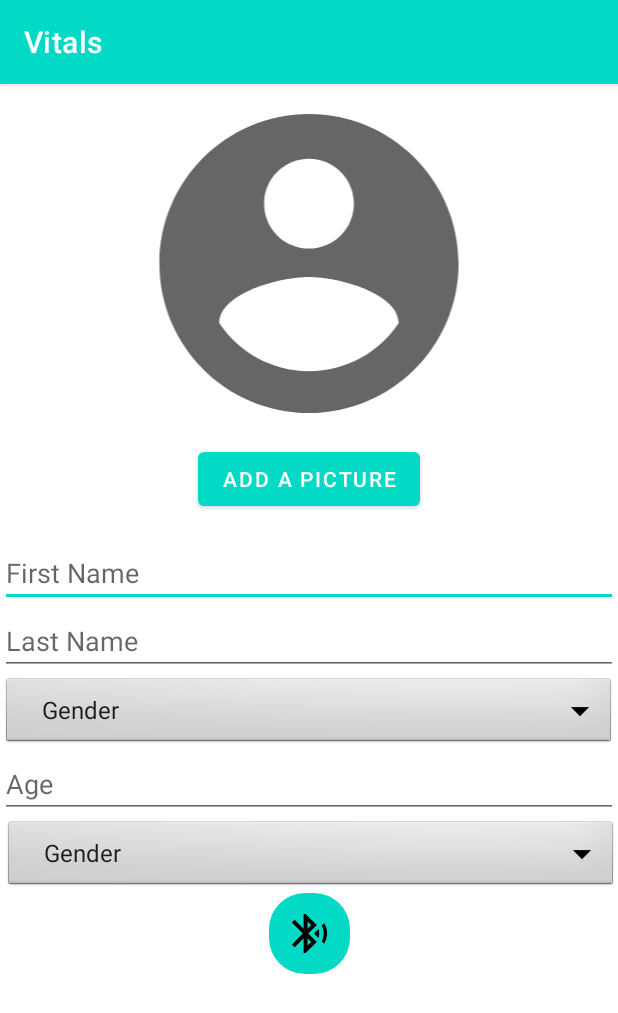
After one commit to Deadlica/Produktutvecklingsprojekt, an Android app: the AddActivity screen opened directly, with no data from a screen before it, on a phone screen of 412 x 824 dp. The commit adds this screen. Shown: the top 1013 px of the screen. Run offline under Robolectric (Android 15) with nearby library versions, the phone set to English and light mode, and no system bars.

Commit message:
Activity for adding profiles

```diff
--- /dev/null
+++ b/Vitals/app/src/main/java/com/firstapp/vitals/AddActivity.java
@@ -0,0 +1,37 @@
+package com.firstapp.vitals;
+
+import androidx.appcompat.app.AppCompatActivity;
+
+import android.graphics.Color;
+import android.os.Bundle;
+import android.view.View;
+import android.view.ViewGroup;
+import android.widget.ArrayAdapter;
+import android.widget.Spinner;
+import android.widget.TextView;
+
+import java.util.ArrayList;
+import java.util.Arrays;
+import java.util.List;
+
+public class AddActivity extends AppCompatActivity {
+
+    @Override
+    protected void onCreate(Bundle savedInstanceState) {
+        super.onCreate(savedInstanceState);
+        setContentView(R.layout.activity_add);
+
+
+        Spinner genderDropdown = findViewById(R.id.gender);
+        String[] genderOptions = new String[] {"Male", "Female", "Gender"};
+        HintAdapter hintAdapter = new HintAdapter(this, android.R.layout.simple_list_item_1, genderOptions);
+        genderDropdown.setAdapter(hintAdapter);
+        genderDropdown.setSelection(hintAdapter.getCount());
+
+        Spinner alarmDropdown = findViewById(R.id.alarm);
+        String[] alarmOptions = new String[] {"Silke", "Sluttning", "Stjärnskådning", "Stråla", "Topp", "Vid kusten", "Alarmsignal"};
+        HintAdapter hintAdapter1 = new HintAdapter(this, android.R.layout.simple_list_item_1, alarmOptions);
+        alarmDropdown.setAdapter(hintAdapter);
+        alarmDropdown.setSelection(hintAdapter.getCount());
+    }
+}
--- /dev/null
+++ b/Vitals/app/src/main/java/com/firstapp/vitals/HintAdapter.java
@@ -0,0 +1,42 @@
+package com.firstapp.vitals;
+
+import android.content.Context;
+import android.widget.ArrayAdapter;
+
+import java.util.List;
+
+
+public class HintAdapter  extends ArrayAdapter<String> {
+
+
+    public HintAdapter(Context context, int resource) {
+        super(context, resource);
+    }
+
+    public HintAdapter(Context context, int resource, int textViewResourceId) {
+        super(context, resource, textViewResourceId);
+    }
+
+    public HintAdapter(Context context, int resource, String[] objects) {
+        super(context, resource, objects);
+    }
+
+    public HintAdapter(Context context, int resource, int textViewResourceId, String[] objects) {
+        super(context, resource, textViewResourceId, objects);
+    }
+
+    public HintAdapter(Context context, int resource, List<String> objects) {
+        super(context, resource, objects);
+    }
+
+    public HintAdapter(Context context, int resource, int textViewResourceId, List<String> objects) {
+        super(context, resource, textViewResourceId, objects);
+    }
+
+    @Override
+    public int getCount() {
+        // don't display last item. It is used as hint.
+        int count = super.getCount();
+        return count > 0 ? count - 1 : count;
+    }
+}
--- a/Vitals/app/src/main/java/com/firstapp/vitals/ProfileActivity.java
+++ b/Vitals/app/src/main/java/com/firstapp/vitals/ProfileActivity.java
@@ -6,6 +6,8 @@ import androidx.appcompat.app.AppCompatActivity;
 import android.content.Intent;
 import android.os.Bundle;
 import android.view.MenuItem;
+import android.view.View;
+import android.widget.Toast;
 
 import com.google.android.material.bottomnavigation.BottomNavigationView;
 
@@ -37,4 +39,8 @@ public class ProfileActivity extends AppCompatActivity {
             }
         });
     }
+
+    public void launchAdd(View view) {
+        startActivity(new Intent(getApplicationContext(), AddActivity.class));
+    }
 }
--- /dev/null
+++ b/Vitals/app/src/main/res/drawable/ic_bluetooth_foreground.xml
@@ -0,0 +1,16 @@
+<vector xmlns:android="http://schemas.android.com/apk/res/android"
+    android:width="54dp"
+    android:height="54dp"
+    android:viewportWidth="108"
+    android:viewportHeight="108"
+    android:tint="#000000"
+    android:autoMirrored="true">
+  <group android:scaleX="2.61"
+      android:scaleY="2.61"
+      android:translateX="22.68"
+      android:translateY="22.68">
+    <path
+        android:fillColor="@android:color/white"
+        android:pathData="M14.24,12.01l2.32,2.32c0.28,-0.72 0.44,-1.51 0.44,-2.33 0,-0.82 -0.16,-1.59 -0.43,-2.31l-2.33,2.32zM19.53,6.71l-1.26,1.26c0.63,1.21 0.98,2.57 0.98,4.02s-0.36,2.82 -0.98,4.02l1.2,1.2c0.97,-1.54 1.54,-3.36 1.54,-5.31 -0.01,-1.89 -0.55,-3.67 -1.48,-5.19zM15.71,7.71L10,2L9,2v7.59L4.41,5 3,6.41 8.59,12 3,17.59 4.41,19 9,14.41L9,22h1l5.71,-5.71 -4.3,-4.29 4.3,-4.29zM11,5.83l1.88,1.88L11,9.59L11,5.83zM12.88,16.29L11,18.17v-3.76l1.88,1.88z"/>
+  </group>
+</vector>
--- /dev/null
+++ b/Vitals/app/src/main/res/drawable/ic_profile_picture.xml
@@ -0,0 +1,10 @@
+<vector xmlns:android="http://schemas.android.com/apk/res/android"
+    android:width="24dp"
+    android:height="24dp"
+    android:viewportWidth="24"
+    android:viewportHeight="24"
+    android:tint="?attr/colorControlNormal">
+  <path
+      android:fillColor="@android:color/white"
+      android:pathData="M12,2C6.48,2 2,6.48 2,12s4.48,10 10,10 10,-4.48 10,-10S17.52,2 12,2zM12,5c1.66,0 3,1.34 3,3s-1.34,3 -3,3 -3,-1.34 -3,-3 1.34,-3 3,-3zM12,19.2c-2.5,0 -4.71,-1.28 -6,-3.22 0.03,-1.99 4,-3.08 6,-3.08 1.99,0 5.97,1.09 6,3.08 -1.29,1.94 -3.5,3.22 -6,3.22z"/>
+</vector>
--- /dev/null
+++ b/Vitals/app/src/main/res/layout/activity_add.xml
@@ -0,0 +1,93 @@
+<?xml version="1.0" encoding="utf-8"?>
+<androidx.constraintlayout.widget.ConstraintLayout xmlns:android="http://schemas.android.com/apk/res/android"
+    xmlns:app="http://schemas.android.com/apk/res-auto"
+    xmlns:tools="http://schemas.android.com/tools"
+    android:layout_width="match_parent"
+    android:layout_height="match_parent"
+    tools:context=".AddActivity">
+
+    <ImageView
+        android:id="@+id/imageView"
+        android:layout_width="249dp"
+        android:layout_height="239dp"
+        app:layout_constraintEnd_toEndOf="parent"
+        app:layout_constraintStart_toStartOf="parent"
+        app:layout_constraintTop_toTopOf="parent"
+        app:srcCompat="@drawable/ic_profile_picture" />
+
+    <Button
+        android:id="@+id/button"
+        android:layout_width="wrap_content"
+        android:layout_height="wrap_content"
+        android:text="Add a picture"
+        app:layout_constraintEnd_toEndOf="parent"
+        app:layout_constraintStart_toStartOf="parent"
+        app:layout_constraintTop_toBottomOf="@+id/imageView" />
+
+    <EditText
+        android:id="@+id/FirstName"
+        android:layout_width="0dp"
+        android:layout_height="wrap_content"
+        android:layout_marginTop="16dp"
+        android:ems="10"
+        android:hint="First Name"
+        android:inputType="textPersonName"
+        app:layout_constraintEnd_toEndOf="parent"
+        app:layout_constraintStart_toStartOf="parent"
+        app:layout_constraintTop_toBottomOf="@+id/button" />
+
+    <EditText
+        android:id="@+id/LastName"
+        android:layout_width="0dp"
+        android:layout_height="wrap_content"
+        android:ems="10"
+        android:hint="Last Name"
+        android:inputType="textPersonName"
+        app:layout_constraintEnd_toEndOf="parent"
+        app:layout_constraintHorizontal_bias="0.0"
+        app:layout_constraintStart_toStartOf="parent"
+        app:layout_constraintTop_toBottomOf="@+id/FirstName" />
+
+    <Spinner
+        android:id="@+id/gender"
+        android:layout_width="409dp"
+        android:layout_height="50dp"
+        android:background="@android:drawable/btn_dropdown"
+        android:spinnerMode="dropdown"
+        app:layout_constraintEnd_toEndOf="parent"
+        app:layout_constraintStart_toStartOf="parent"
+        app:layout_constraintTop_toBottomOf="@+id/LastName" />
+
+    <EditText
+        android:id="@+id/Age"
+        android:layout_width="0dp"
+        android:layout_height="wrap_content"
+        android:ems="10"
+        android:hint="Age"
+        android:inputType="number"
+        app:layout_constraintEnd_toEndOf="parent"
+        app:layout_constraintStart_toStartOf="parent"
+        app:layout_constraintTop_toBottomOf="@+id/gender" />
+
+    <Spinner
+        android:id="@+id/alarm"
+        android:layout_width="409dp"
+        android:layout_height="50dp"
+        android:background="@android:drawable/btn_dropdown"
+        android:spinnerMode="dropdown"
+        app:layout_constraintEnd_toEndOf="parent"
+        app:layout_constraintHorizontal_bias="1.0"
+        app:layout_constraintStart_toStartOf="parent"
+        app:layout_constraintTop_toBottomOf="@+id/Age" />
+
+    <ImageButton
+        android:id="@+id/imageButton2"
+        android:layout_width="wrap_content"
+        android:layout_height="wrap_content"
+        android:background="@drawable/round_button"
+        app:layout_constraintEnd_toEndOf="parent"
+        app:layout_constraintStart_toStartOf="parent"
+        app:layout_constraintTop_toBottomOf="@+id/alarm"
+        app:srcCompat="@drawable/ic_bluetooth_foreground" />
+
+</androidx.constraintlayout.widget.ConstraintLayout>
--- a/Vitals/app/src/main/res/layout/activity_profile.xml
+++ b/Vitals/app/src/main/res/layout/activity_profile.xml
@@ -14,6 +14,7 @@
         android:layout_above="@id/bottom_navigation"
         android:layout_centerHorizontal="true"
         android:layout_marginBottom="14dp"
+        android:onClick="launchAdd"
         android:background="@drawable/round_button"
         app:srcCompat="@drawable/ic_add" />
 
--- /dev/null
+++ b/Vitals/app/src/main/res/mipmap-anydpi-v26/ic_bluetooth.xml
@@ -0,0 +1,5 @@
+<?xml version="1.0" encoding="utf-8"?>
+<adaptive-icon xmlns:android="http://schemas.android.com/apk/res/android">
+    <background android:drawable="@color/ic_bluetooth_background"/>
+    <foreground android:drawable="@drawable/ic_bluetooth_foreground"/>
+</adaptive-icon>
--- /dev/null
+++ b/Vitals/app/src/main/res/mipmap-anydpi-v26/ic_bluetooth_round.xml
@@ -0,0 +1,5 @@
+<?xml version="1.0" encoding="utf-8"?>
+<adaptive-icon xmlns:android="http://schemas.android.com/apk/res/android">
+    <background android:drawable="@color/ic_bluetooth_background"/>
+    <foreground android:drawable="@drawable/ic_bluetooth_foreground"/>
+</adaptive-icon>
--- a/Vitals/app/src/main/res/values/colors.xml
+++ b/Vitals/app/src/main/res/values/colors.xml
@@ -7,4 +7,5 @@
     <color name="teal_700">#FF018786</color>
     <color name="black">#FF000000</color>
     <color name="white">#FFFFFFFF</color>
+    <color name="grey">#CDCDCD</color>
 </resources>
--- /dev/null
+++ b/Vitals/app/src/main/res/values/ic_bluetooth_background.xml
@@ -0,0 +1,4 @@
+<?xml version="1.0" encoding="utf-8"?>
+<resources>
+    <color name="ic_bluetooth_background">#00C1DC</color>
+</resources>
--- a/Vitals/app/src/main/res/values/strings.xml
+++ b/Vitals/app/src/main/res/values/strings.xml
@@ -1,4 +1,5 @@
 <resources>
     <string name="app_name">Vitals</string>
     <string name="vitals">Vitals</string>
+    <string name="hint_resource">Gender</string>
 </resources>
```
Also changed, not shown: Vitals/app/src/main/AndroidManifest.xml (+6 -1 lines), Vitals/app/src/main/res/layout/navbar.xml (deleted, +0 -49 lines), Vitals/app/src/main/res/mipmap-hdpi/ic_bluetooth_round.png (added), Vitals/app/src/main/res/mipmap-mdpi/ic_bluetooth_round.png (added), Vitals/app/src/main/res/mipmap-xhdpi/ic_bluetooth_round.png (added), Vitals/app/src/main/res/mipmap-xxhdpi/ic_bluetooth_round.png (added), Vitals/app/src/main/res/mipmap-xxxhdpi/ic_bluetooth_round.png (added).
